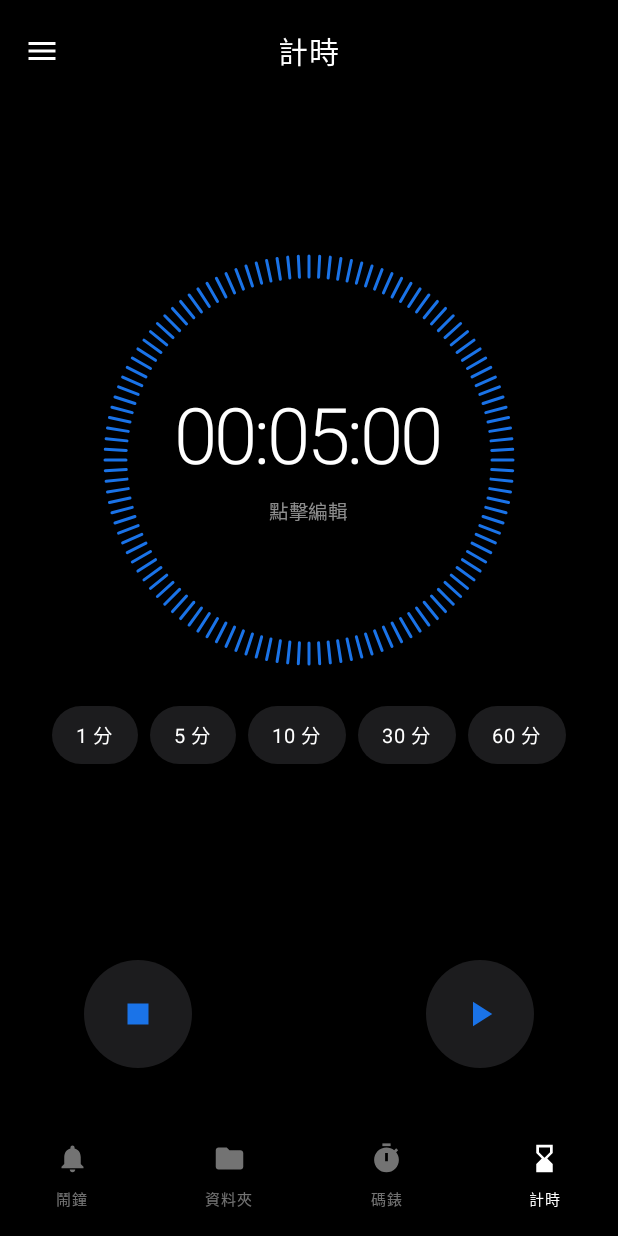
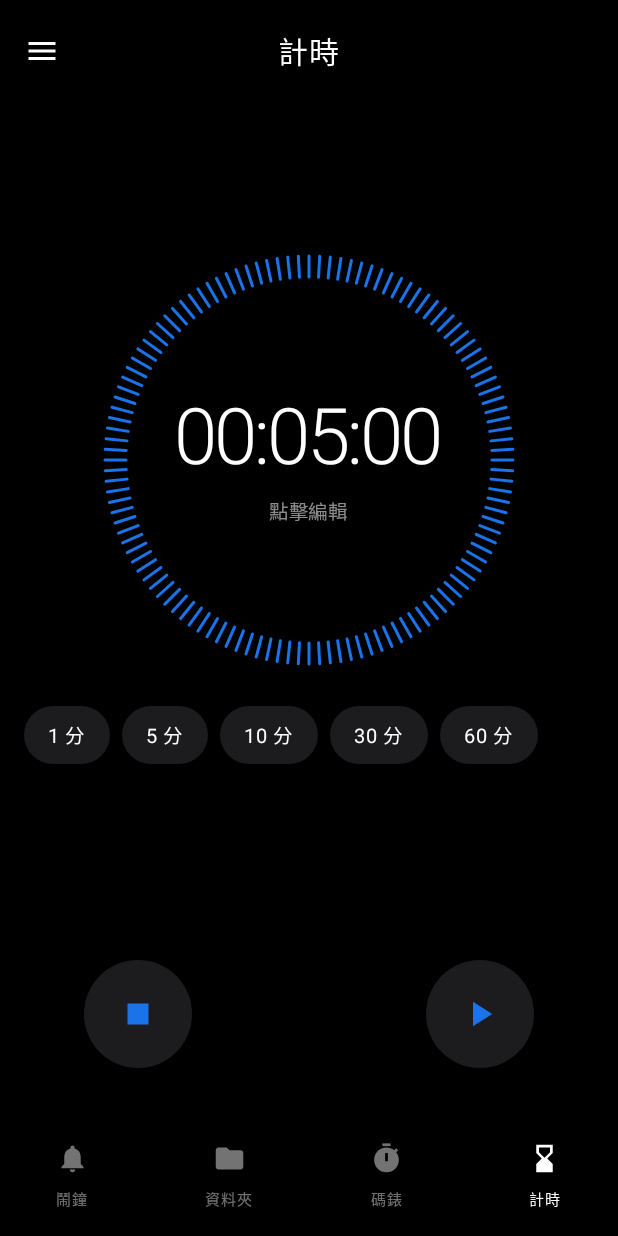
Before and after one commit to yh11011/NexAlarm, an Android app built with Jetpack Compose: the TimerScreen screen opened through its navigation route, on a phone screen of 412 x 824 dp. Run offline under Robolectric (Android 15) with nearby library versions, the light colour scheme and no system bars; our stand-ins replace Room's generated code.

Commit message:
更改UI/UX

```diff
--- a/app/src/main/java/com/nexalarm/app/data/database/NexAlarmDatabase.kt
+++ b/app/src/main/java/com/nexalarm/app/data/database/NexAlarmDatabase.kt
@@ -29,7 +29,7 @@ abstract class NexAlarmDatabase : RoomDatabase() {
         private val MIGRATION_1_2 = object : Migration(1, 2) {
             override fun migrate(db: SupportSQLiteDatabase) {
                 db.execSQL("ALTER TABLE alarms ADD COLUMN ringtoneUri TEXT NOT NULL DEFAULT ''")
-                db.execSQL("ALTER TABLE alarms ADD COLUMN snoozeDelay INTEGER NOT NULL DEFAULT 5")
+                db.execSQL("ALTER TABLE alarms ADD COLUMN snoozeDelay INTEGER NOT NULL DEFAULT 10")
                 db.execSQL("ALTER TABLE alarms ADD COLUMN maxSnoozeCount INTEGER NOT NULL DEFAULT 3")
                 db.execSQL("ALTER TABLE alarms ADD COLUMN keepAfterRinging INTEGER NOT NULL DEFAULT 0")
                 db.execSQL("ALTER TABLE folders ADD COLUMN isSystem INTEGER NOT NULL DEFAULT 0")
--- a/app/src/main/java/com/nexalarm/app/data/model/AlarmEntity.kt
+++ b/app/src/main/java/com/nexalarm/app/data/model/AlarmEntity.kt
@@ -20,7 +20,7 @@ data class AlarmEntity(
     val vibrateOnly: Boolean = false,
     val volume: Int = 80,
     val ringtoneUri: String = "",
-    val snoozeDelay: Int = 5,
+    val snoozeDelay: Int = 10,
     val maxSnoozeCount: Int = 3,
     val keepAfterRinging: Boolean = false,
     val createdAt: Long = System.currentTimeMillis()
--- a/app/src/main/java/com/nexalarm/app/ui/screens/TimerScreen.kt
+++ b/app/src/main/java/com/nexalarm/app/ui/screens/TimerScreen.kt
@@ -8,7 +8,9 @@ import android.os.VibrationEffect
 import android.os.Vibrator
 import androidx.compose.foundation.background
 import androidx.compose.foundation.clickable
+import androidx.compose.foundation.horizontalScroll
 import androidx.compose.foundation.layout.*
+import androidx.compose.foundation.rememberScrollState
 import androidx.compose.foundation.shape.CircleShape
 import androidx.compose.foundation.shape.RoundedCornerShape
 import androidx.compose.material.icons.Icons
@@ -165,8 +167,10 @@ fun TimerScreen(
                     Row(
                         modifier = Modifier
                             .fillMaxWidth()
-                            .padding(horizontal = 16.dp),
-                        horizontalArrangement = Arrangement.spacedBy(8.dp, Alignment.CenterHorizontally)
+                            .horizontalScroll(rememberScrollState())
+                            .padding(start = 16.dp),
+                        horizontalArrangement = Arrangement.spacedBy(8.dp),
+                        verticalAlignment = Alignment.CenterVertically
                     ) {
                         listOf(1 to 60, 5 to 300, 10 to 600, 30 to 1800, 60 to 3600).forEach { (mins, seconds) ->
                             Box(
@@ -176,9 +180,16 @@ fun TimerScreen(
                                     .clickable { viewModel.setDuration(seconds) }
                                     .padding(horizontal = 16.dp, vertical = 7.dp)
                             ) {
-                                Text(S.timerPreset(mins), fontSize = 13.sp, color = TextPrimary)
+                                Text(
+                                    S.timerPreset(mins),
+                                    fontSize = 13.sp,
+                                    color = TextPrimary,
+                                    maxLines = 1,
+                                    softWrap = false
+                                )
                             }
                         }
+                        Spacer(modifier = Modifier.width(16.dp))
                     }
                 }
             }
```
Also changed, not shown: app/src/main/java/com/nexalarm/app/ui/components/TimePickerSheet.kt (+17 -8 lines), app/src/main/java/com/nexalarm/app/ui/screens/AlarmEditScreen.kt (+5 -3 lines).
